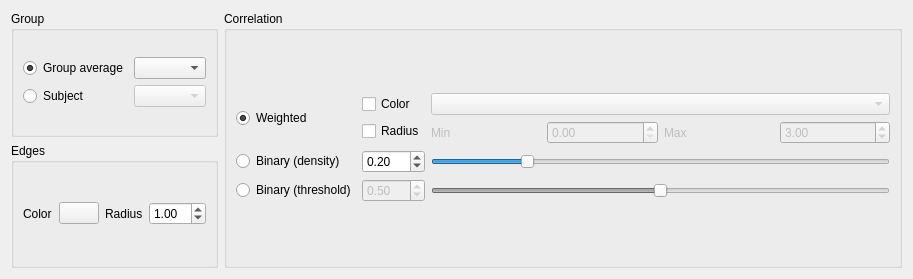
softmatterlab/Braph-2.0-Python, file braphy/gui/ui_files/graph_view_widget.ui: the form before one commit.
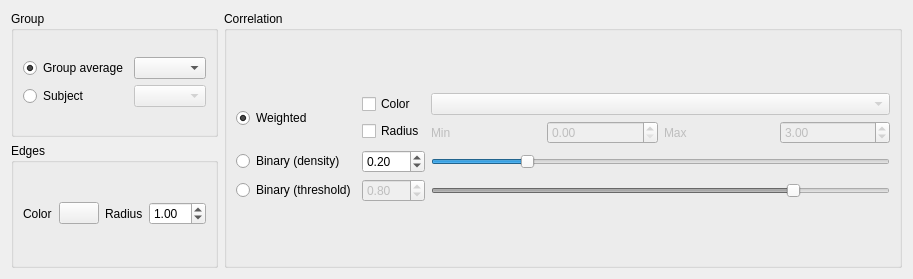
The form after the commit. Custom widgets are drawn as their Qt base class.

Commit message: Fix bug in binarize density

Patch:
```diff
--- a/braphy/gui/ui_files/graph_view_widget.ui
+++ b/braphy/gui/ui_files/graph_view_widget.ui
@@ -146,7 +146,7 @@
              <number>5</number>
             </property>
             <property name="value">
-             <number>50</number>
+             <number>80</number>
             </property>
             <property name="orientation">
              <enum>Qt::Horizontal</enum>
@@ -165,7 +165,7 @@
              <double>0.050000000000000</double>
             </property>
             <property name="value">
-             <double>0.500000000000000</double>
+             <double>0.800000000000000</double>
             </property>
            </widget>
           </item>
```
The commit also changes 2 other files.
